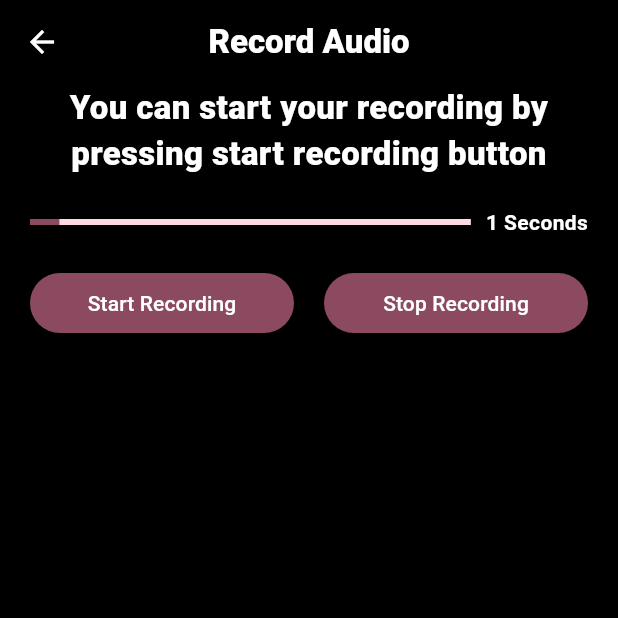
After one commit to Gagnar1999/PineSucceedTask, a Flutter app: the RecordAudioScreen screen opened directly, after a tap on "Start Recording", on a phone screen of 412 x 824 dp, the top half of it. The commit adds this screen. Run offline on Flutter 3.47's test engine with Material 2 defaults, Android fonts, the phone set to English and light mode, and no system bars; our stand-ins replace firebase_auth, firebase_core, google_sign_in, hive, hive_flutter, permission_handler; missing offline and left inert: flutter_sound; accounts and stored records are empty; network calls fail; statements that could not run were skipped.

Commit message:
record audio

```diff
--- a/lib/provider/ProfileProvider.dart
+++ b/lib/provider/ProfileProvider.dart
@@ -7,6 +7,5 @@ class ProfileProvider with ChangeNotifier{
 
   void getLoggedInUser(){
     _user = FirebaseAuth.instance.currentUser;
-    notifyListeners();
   }
 }
--- /dev/null
+++ b/lib/provider/RecordAudioProvider.dart
@@ -0,0 +1,112 @@
+import 'dart:async';
+import 'dart:io';
+
+import 'package:flutter/cupertino.dart';
+import 'package:flutter_sound/flutter_sound.dart';
+import 'package:flutter_sound/public/flutter_sound_player.dart';
+import 'package:flutter_sound/public/flutter_sound_recorder.dart';
+import 'package:path_provider/path_provider.dart';
+
+class RecordAudioProvider with ChangeNotifier{
+  bool isPermissionAllowed = false;
+  int duration = 0;
+  FlutterSoundPlayer? _mPlayer = FlutterSoundPlayer();
+  FlutterSoundRecorder? _mRecorder = FlutterSoundRecorder();
+  bool _isRecordingStarted = false;
+  Timer? _timer = null;
+  List<File> files = [];
+  bool _isPlaying = false;
+  int playingPos = -1;
+
+
+  void startRecording() async {
+
+    if (isPermissionAllowed) {
+      Directory appFolder = await getApplicationDocumentsDirectory();
+      final filepath = appFolder.path +
+          '/' +
+          DateTime.now().millisecondsSinceEpoch.toString() +
+          '.aac';
+      print(filepath);
+      if(!_isRecordingStarted){
+
+        await _mRecorder!.openRecorder();
+        await _mRecorder!
+            .startRecorder(
+            toFile: filepath,
+            codec: Codec.aacMP4
+        );
+        _isRecordingStarted = true;
+        _timer = Timer.periodic(const Duration(seconds: 1), (timer) {
+          duration = timer.tick;
+          if(duration == 15){
+            stopRecording();
+          }
+          notifyListeners();
+        });
+      }
+
+
+    } else {
+      print('Permissions not granted');
+    }
+  }
+
+  void play(int pos) async{
+    if(_isPlaying){
+      await _mPlayer?.stopPlayer();
+    }
+    if(!_isPlaying){
+      await _mPlayer?.openPlayer();
+      await _mPlayer?.startPlayer(fromURI: files[pos].path);
+      _timer?.cancel();
+      _timer = Timer.periodic(Duration(seconds: 1), (timer) async{
+        var playerState = await _mPlayer?.getPlayerState();
+        if(playerState!= null && playerState == PlayerState.isStopped){
+          playingPos = -1;
+          _timer?.cancel();
+          _timer = null;
+          notifyListeners();
+        }
+      }
+
+      );
+      playingPos = pos;
+    }
+    else if(playingPos == pos){
+      await _mPlayer?.stopPlayer();
+      pos = -1;
+    }
+
+    notifyListeners();
+  }
+
+  void stopRecording() async {
+
+    if (_isRecordingStarted) {
+      var url = await _mRecorder!
+          .stopRecorder(
+      );
+      if(url!= null){
+        files.add(File(url));
+      }
+      _timer?.cancel();
+      _timer = null;
+      duration = 0;
+      _isRecordingStarted = false;
+      notifyListeners();
+    } else {
+      print('Permissions not granted');
+    }
+  }
+
+  @override
+  void dispose() {
+    _mPlayer?.closePlayer();
+    _mRecorder?.closeRecorder();
+    _mRecorder = null;
+    _mPlayer = null;
+    super.dispose();
+  }
+
+}
--- a/lib/screens/GoogleSignIn.dart
+++ b/lib/screens/GoogleSignIn.dart
@@ -61,7 +61,7 @@ class _GoogleSignInState extends State<GoogleSignIn> {
      Navigator.pushReplacement(context, MaterialPageRoute(builder: (ctx)=> HomePage()));
    }
    else{
-     print("Error in Login");
+     ScaffoldMessenger.of(context).showSnackBar(SnackBar(content: Text("There is Some Error")));
    }
   }
 }
--- /dev/null
+++ b/lib/screens/RecordAudioScreen.dart
@@ -0,0 +1,141 @@
+import 'package:flutter/material.dart';
+import 'package:permission_handler/permission_handler.dart';
+import 'package:provider/provider.dart';
+import 'package:test_project/provider/RecordAudioProvider.dart';
+
+class RecordAudioScreen extends StatefulWidget {
+  const RecordAudioScreen({Key? key}) : super(key: key);
+
+  @override
+  State<RecordAudioScreen> createState() => _RecordAudioScreenState();
+}
+
+class _RecordAudioScreenState extends State<RecordAudioScreen> {
+  late final provider =
+      Provider.of<RecordAudioProvider>(context, listen: false);
+
+  @override
+  void initState() {
+    // TODO: implement initState
+    super.initState();
+    Future.delayed(Duration.zero, () async {
+      var status = await Permission.microphone.status;
+      if (status == PermissionStatus.granted) {
+        provider.isPermissionAllowed = true;
+      } else {
+        Permission.microphone.request().then((value) {
+          if (value == PermissionStatus.granted) {
+            provider.isPermissionAllowed = true;
+          } else {
+            ScaffoldMessenger.of(context).showSnackBar(
+                SnackBar(content: Text("Please Allow Microphone Permission")));
+          }
+        });
+      }
+    });
+  }
+
+  @override
+  Widget build(BuildContext context) {
+    return Scaffold(
+      backgroundColor: Colors.black,
+      appBar: AppBar(
+        iconTheme: IconThemeData(color: Colors.white),
+        centerTitle: true,
+        title: Text(
+          "Record Audio",
+          style: const TextStyle(
+              color: Colors.white, fontWeight: FontWeight.w900, fontSize: 22),
+        ),
+        backgroundColor: Colors.black,
+      ),
+      body: Column(
+        children: [
+          Text(
+            "You can start your recording by pressing start recording button",
+            style: const TextStyle(
+                color: Colors.white, fontWeight: FontWeight.w900, fontSize: 22),
+            textAlign: TextAlign.center,
+          ),
+          Selector<RecordAudioProvider, int>(
+            selector: (_, provider) => provider.duration,
+            builder: (context, value, child) => Padding(
+              padding: const EdgeInsets.all(20.0),
+              child: Row(
+                children: [
+                  Expanded(
+                    child: LinearProgressIndicator(
+                      value: value / 15,
+                    ),
+                  ),
+                  SizedBox(
+                    width: 10,
+                  ),
+                  Text(
+                    "$value Seconds",
+                    style: const TextStyle(
+                        color: Colors.white, fontWeight: FontWeight.bold),
+                  )
+                ],
+              ),
+            ),
+          ),
+          Row(
+            children: [
+              SizedBox(
+                width: 20,
+              ),
+              Expanded(
+                  child: FilledButton(
+                onPressed: () {
+                  provider.startRecording();
+                },
+                child: Text("Start Recording"),
+              )),
+              SizedBox(
+                width: 20,
+              ),
+              Expanded(
+                  child: FilledButton(
+                onPressed: () {
+                  provider.stopRecording();
+                },
+                child: Text("Stop Recording"),
+              )),
+              SizedBox(
+                width: 20,
+              ),
+            ],
+          ),
+          SizedBox(height: 20,),
+          Expanded(
+            child: Consumer<RecordAudioProvider>(
+                builder: (ctx, value, child) => ListView.builder(
+                  itemBuilder: (ctx, pos)=> Card(
+                    margin: const EdgeInsets.symmetric(horizontal: 20, vertical: 5),
+                    color: Colors.indigo,
+                    child: Padding(
+                      padding: const EdgeInsets.all(12.0),
+                      child: Row(
+                        children: [
+                          Expanded(child: Text(value.files[pos].path,style: const TextStyle(color: Colors.white),)),
+                          SizedBox(width: 20,),
+                          InkWell(
+                              onTap: (){
+                                provider.play(pos);
+                              },
+                              child: value.playingPos == pos?Icon(Icons.pause, color: Colors.white,):Icon(Icons.play_arrow, color: Colors.white,)
+                          )
+                        ],
+                      ),
+                    ),
+                  ),
+                  itemCount: value.files.length,
+                )
+            ),
+          )
+        ],
+      ),
+    );
+  }
+}
--- a/pubspec.yaml
+++ b/pubspec.yaml
@@ -41,6 +41,9 @@ dependencies:
   provider: ^6.0.5
   hive: ^2.2.3
   hive_flutter: ^1.1.0
+  permission_handler: ^11.0.0
+  flutter_sound: ^9.2.13
+  path_provider: ^2.1.1
 
 dev_dependencies:
   flutter_test:
```
Also changed, not shown: lib/components/TextFormField.dart (added, +42 -0 lines), lib/dialog/DialogUpdateDetails.dart (added, +80 -0 lines), lib/main.dart (+6 -2 lines), lib/repository/PostRepository.dart (+18 -2 lines), lib/screens/HomePage.dart (+18 -0 lines), lib/screens/ProfilePage.dart (+10 -7 lines), lib/screens/Splash.dart (added, +37 -0 lines), assets/images/glogo.png (added), pubspec.lock, 1 other file.
